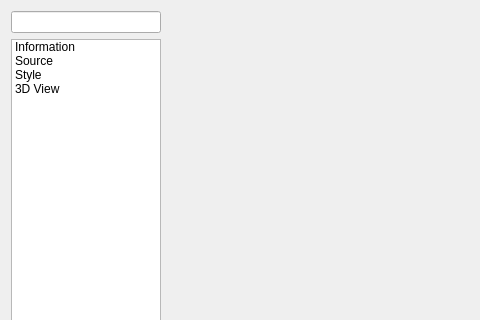
The window that src/ui/mesh/qgsmeshlayerpropertiesbase.ui (carsmie/QGIS) describes before a commit, drawn with Qt 5; both pictures show x 0 to 480 and y 0 to 320 of the 815 by 777 pixel window.
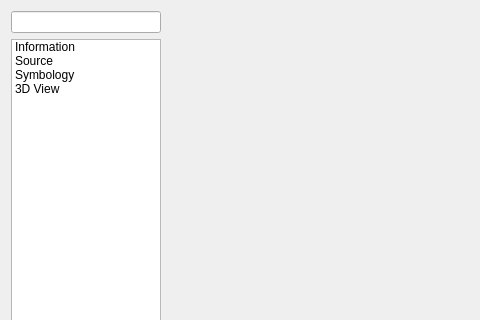
The same window after the commit. Icons and pictures are not drawn. Custom widgets are drawn as their Qt base class.

Commit message:
Align Mesh property tab name with other data types
using "Symbology" instead of "Style"

Patch:
```diff
--- a/src/ui/mesh/qgsmeshlayerpropertiesbase.ui
+++ b/src/ui/mesh/qgsmeshlayerpropertiesbase.ui
@@ -112,7 +112,7 @@
          </item>
          <item>
           <property name="text">
-           <string>Style</string>
+           <string>Symbology</string>
           </property>
           <property name="toolTip">
            <string>Style</string>
```
Left out of the diff: 2 changed lines with no effect on the pictures.
